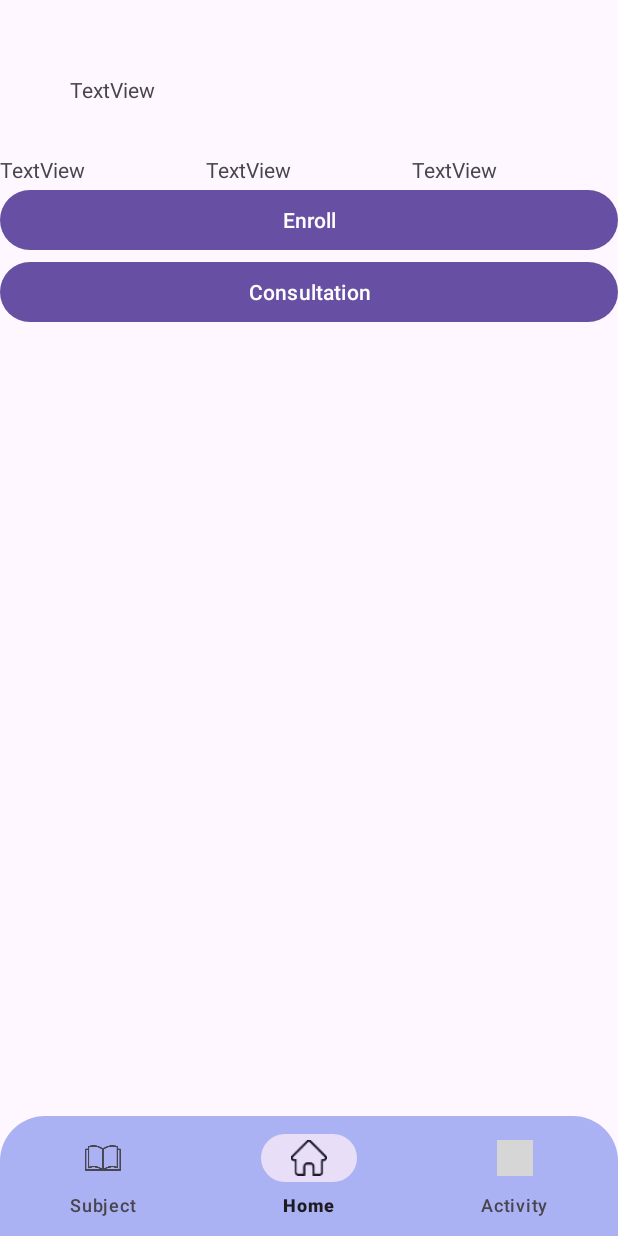
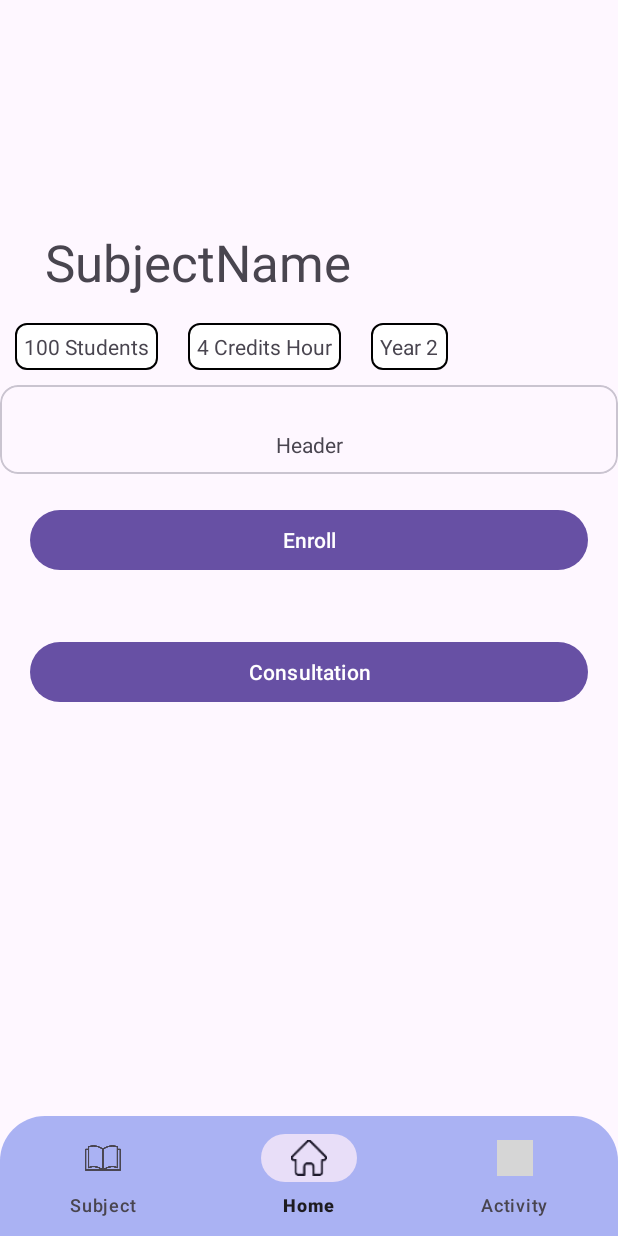
Before and after one commit to Chuanzz7/mobile_final, an Android app: the SubjectFragment screen opened through its navigation route, on a phone screen of 412 x 824 dp. Run offline under Robolectric (Android 15) with nearby library versions, the phone set to English and light mode, and no system bars; our stand-ins replace Room's generated code, navigation-ui; grey boxes are pictures that could not be loaded.

Commit message:
expandable recycle view

```diff
--- a/app/build.gradle.kts
+++ b/app/build.gradle.kts
@@ -58,6 +58,7 @@ dependencies {
     implementation(libs.androidx.room.runtime)
     implementation(libs.androidx.room.ktx)
     implementation(libs.glide)
+    implementation(libs.gson)
     ksp(libs.androidx.room.compiler)
     testImplementation(libs.junit)
     androidTestImplementation(libs.androidx.junit)
--- a/app/src/main/java/com/example/mobile_final/SubjectFragment.kt
+++ b/app/src/main/java/com/example/mobile_final/SubjectFragment.kt
@@ -1,32 +1,28 @@
 package com.example.mobile_final
 
 import android.os.Bundle
-import androidx.fragment.app.Fragment
 import android.view.LayoutInflater
 import android.view.View
 import android.view.ViewGroup
+import androidx.fragment.app.Fragment
+import androidx.lifecycle.ViewModelProvider
+import androidx.recyclerview.widget.LinearLayoutManager
+import com.example.mobile_final.database.AppDatabase
+import com.example.mobile_final.databinding.FragmentSubjectBinding
+import com.example.mobile_final.entity.SubjectDetails
+import com.example.mobile_final.viewModel.SubjectViewModel
+import com.example.mobile_final.viewModel.adapter.SubjectDetailsAdapter
+import com.example.mobile_final.viewModel.factory.SubjectViewModelFactory
 
-// TODO: Rename parameter arguments, choose names that match
-// the fragment initialization parameters, e.g. ARG_ITEM_NUMBER
-private const val ARG_PARAM1 = "param1"
-private const val ARG_PARAM2 = "param2"
 
-/**
- * A simple [Fragment] subclass.
- * Use the [SubjectFragment.newInstance] factory method to
- * create an instance of this fragment.
- */
 class SubjectFragment : Fragment() {
-    // TODO: Rename and change types of parameters
-    private var param1: String? = null
-    private var param2: String? = null
+    private lateinit var binding: FragmentSubjectBinding
+    private lateinit var subjectDetailsAdapter: SubjectDetailsAdapter
+    private lateinit var subjectViewModel: SubjectViewModel
 
     override fun onCreate(savedInstanceState: Bundle?) {
         super.onCreate(savedInstanceState)
-        arguments?.let {
-            param1 = it.getString(ARG_PARAM1)
-            param2 = it.getString(ARG_PARAM2)
-        }
+        setupViewModel()
     }
 
     override fun onCreateView(
@@ -34,26 +30,33 @@ class SubjectFragment : Fragment() {
         savedInstanceState: Bundle?
     ): View? {
         // Inflate the layout for this fragment
-        return inflater.inflate(R.layout.fragment_subject, container, false)
+        binding = FragmentSubjectBinding.inflate(inflater, container, false)
+        setupHomeRecyclerView()
+        subjectViewModel.findById(2)
+        return binding.root
     }
 
-    companion object {
-        /**
-         * Use this factory method to create a new instance of
-         * this fragment using the provided parameters.
-         *
-         * @param param1 Parameter 1.
-         * @param param2 Parameter 2.
-         * @return A new instance of fragment SubjectFragment.
-         */
-        // TODO: Rename and change types and number of parameters
-        @JvmStatic
-        fun newInstance(param1: String, param2: String) =
-            SubjectFragment().apply {
-                arguments = Bundle().apply {
-                    putString(ARG_PARAM1, param1)
-                    putString(ARG_PARAM2, param2)
-                }
-            }
+
+    private fun setupHomeRecyclerView() {
+        val list: List<SubjectDetails> = listOf(SubjectDetails(1, "test", false))
+
+        subjectDetailsAdapter = SubjectDetailsAdapter()
+        binding.recycleViewSubjectDetails.apply {
+            layoutManager = LinearLayoutManager(context)
+            adapter = subjectDetailsAdapter
+        }
+        activity?.let {
+            subjectDetailsAdapter.differ.submitList(list)
+//            subjectListViewModel.getAll()
+//                .observe(viewLifecycleOwner) { x ->
+//                    subjectListAdapter.differ.submitList(x)
+//                }
+        }
+    }
+
+    private fun setupViewModel() {
+        val dao = AppDatabase.getInstance(requireActivity()).subjectDao()
+        val factory = SubjectViewModelFactory(dao)
+        subjectViewModel = ViewModelProvider(this, factory)[SubjectViewModel::class.java]
     }
 }
--- a/app/src/main/java/com/example/mobile_final/dao/SubjectDao.kt
+++ b/app/src/main/java/com/example/mobile_final/dao/SubjectDao.kt
@@ -4,9 +4,13 @@ import androidx.lifecycle.LiveData
 import androidx.room.Dao
 import androidx.room.Query
 import com.example.mobile_final.entity.Subject
+import kotlinx.coroutines.flow.Flow
 
 @Dao
 interface SubjectDao {
     @Query("SELECT * FROM subject")
     fun getAll(): LiveData<List<Subject>>
+
+    @Query("SELECT * FROM subject WHERE id = :id")
+    fun findById(id: Int): Flow<Subject?>
 }
--- a/app/src/main/java/com/example/mobile_final/database/AppDatabase.kt
+++ b/app/src/main/java/com/example/mobile_final/database/AppDatabase.kt
@@ -4,16 +4,19 @@ import android.content.Context
 import androidx.room.Database
 import androidx.room.Room
 import androidx.room.RoomDatabase
+import androidx.room.TypeConverters
 import com.example.mobile_final.dao.ActivityDao
 import com.example.mobile_final.dao.SubjectDao
 import com.example.mobile_final.entity.Activity
 import com.example.mobile_final.entity.Subject
 import com.example.mobile_final.entity.User
+import com.example.mobile_final.entity.converter.SubjectConverter
 
 @Database(
     entities = [User::class, Activity::class, Subject::class],
     version = 1,
 )
+@TypeConverters(SubjectConverter::class)
 abstract class AppDatabase : RoomDatabase() {
     abstract fun activityDao(): ActivityDao
     abstract fun subjectDao(): SubjectDao
--- /dev/null
+++ b/app/src/main/java/com/example/mobile_final/entity/Assignment.kt
@@ -0,0 +1,4 @@
+package com.example.mobile_final.entity
+
+class Assignment {
+}
--- /dev/null
+++ b/app/src/main/java/com/example/mobile_final/entity/AssignmentTask.kt
@@ -0,0 +1,4 @@
+package com.example.mobile_final.entity
+
+class AssignmentTask {
+}
--- a/app/src/main/java/com/example/mobile_final/entity/Subject.kt
+++ b/app/src/main/java/com/example/mobile_final/entity/Subject.kt
@@ -1,6 +1,5 @@
 package com.example.mobile_final.entity
 
-import android.graphics.Picture
 import androidx.room.ColumnInfo
 import androidx.room.Entity
 import androidx.room.PrimaryKey
@@ -18,4 +17,6 @@ data class Subject(
     var lectureName: String,
     @ColumnInfo(name = "lecture_picture")
     var lecturePicture: String,
+    @ColumnInfo(name = "details")
+    var subjectDetails: SubjectDetails
 )
--- /dev/null
+++ b/app/src/main/java/com/example/mobile_final/entity/SubjectDetails.kt
@@ -0,0 +1,7 @@
+package com.example.mobile_final.entity
+
+data class SubjectDetails(
+    var id: Int,
+    var name: String = "",
+    var expand: Boolean = false
+)
--- /dev/null
+++ b/app/src/main/java/com/example/mobile_final/entity/converter/SubjectConverter.kt
@@ -0,0 +1,20 @@
+package com.example.mobile_final.entity.converter
+
+import androidx.room.TypeConverter
+import com.example.mobile_final.entity.SubjectDetails
+import com.google.gson.Gson
+import com.google.gson.reflect.TypeToken
+
+class SubjectConverter {
+    @TypeConverter
+    fun toSubjectDetails(details: String): SubjectDetails {
+        val type = object : TypeToken<SubjectDetails>() {}.type
+        return Gson().fromJson(details, type)
+    }
+
+    @TypeConverter
+    fun toSubjectDetailsJson(subjectDetails: SubjectDetails): String {
+        val type = object : TypeToken<SubjectDetails>() {}.type
+        return Gson().toJson(subjectDetails, type)
+    }
+}
--- /dev/null
+++ b/app/src/main/java/com/example/mobile_final/viewModel/SubjectViewModel.kt
@@ -0,0 +1,17 @@
+package com.example.mobile_final.viewModel
+
+import androidx.lifecycle.ViewModel
+import androidx.lifecycle.viewModelScope
+import com.example.mobile_final.dao.SubjectDao
+import kotlinx.coroutines.launch
+
+class SubjectViewModel(private val subjectDao: SubjectDao) : ViewModel() {
+
+    fun findById(id: Int) = viewModelScope.launch {
+        val data = subjectDao.findById(id).collect { x ->
+            if (x != null) {
+                println(x.subjectDetails)
+            }
+        }
+    }
+}
--- /dev/null
+++ b/app/src/main/java/com/example/mobile_final/viewModel/adapter/SubjectDetailsAdapter.kt
@@ -0,0 +1,69 @@
+package com.example.mobile_final.viewModel.adapter
+
+import android.view.LayoutInflater
+import android.view.View
+import android.view.ViewGroup
+import androidx.recyclerview.widget.AsyncListDiffer
+import androidx.recyclerview.widget.DiffUtil
+import androidx.recyclerview.widget.RecyclerView
+import com.example.mobile_final.databinding.ContainerSubjectDetailsContentBinding
+import com.example.mobile_final.entity.SubjectDetails
+
+class SubjectDetailsAdapter() :
+    RecyclerView.Adapter<SubjectDetailsAdapter.SubjectDetailsItemModel>() {
+
+    class SubjectDetailsItemModel(val itemBinding: ContainerSubjectDetailsContentBinding) :
+        RecyclerView.ViewHolder(itemBinding.root)
+
+    private val differCallback = object : DiffUtil.ItemCallback<SubjectDetails>() {
+        override fun areContentsTheSame(
+            oldItem: SubjectDetails,
+            newItem: SubjectDetails
+        ): Boolean {
+            return oldItem.id == newItem.id
+        }
+
+        override fun areItemsTheSame(
+            oldItem: SubjectDetails,
+            newItem: SubjectDetails
+        ): Boolean {
+            return oldItem == newItem
+        }
+
+    }
+
+    val differ = AsyncListDiffer(this, differCallback)
+    override fun onCreateViewHolder(
+        parent: ViewGroup,
+        viewType: Int
+    ): SubjectDetailsItemModel {
+        return SubjectDetailsItemModel(
+            ContainerSubjectDetailsContentBinding.inflate(
+                LayoutInflater.from(parent.context),
+                parent,
+                false
+            )
+        )
+    }
+
+    override fun getItemCount(): Int {
+        return differ.currentList.size
+    }
+
+    override fun onBindViewHolder(
+        holder: SubjectDetailsItemModel,
+        position: Int
+    ) {
+        with(differ.currentList[position]) {
+            holder.itemBinding.textContainerSubjectDetailsHeader.text = "Header"
+            holder.itemBinding.textContainerSubjectDetailsContent.text = "Content"
+            holder.itemBinding.expandedView.visibility =
+                if (this.expand) View.VISIBLE else View.GONE
+
+            holder.itemBinding.materialCardView.setOnClickListener() {
+                this.expand = !this.expand
+                notifyDataSetChanged()
+            }
+        }
+    }
+}
--- a/app/src/main/java/com/example/mobile_final/viewModel/adapter/SubjectListAdapter.kt
+++ b/app/src/main/java/com/example/mobile_final/viewModel/adapter/SubjectListAdapter.kt
@@ -42,8 +42,8 @@ class SubjectListAdapter : RecyclerView.Adapter<SubjectListAdapter.SubjectItemMo
 
     override fun onBindViewHolder(holder: SubjectItemModel, position: Int) {
         val thisItem = differ.currentList[position]
-        holder.itemBinding.txtSubjectName.text = thisItem.name
-        holder.itemBinding.txtSubjectDescription.text = thisItem.description
+        holder.itemBinding.txtSubjectListName.text = thisItem.name
+        holder.itemBinding.txtLectureName.text = thisItem.description
         holder.itemBinding.root.setOnClickListener {
             it.findNavController().navigate(R.id.action_subjectListFragment_to_subjectFragment)
         }
--- /dev/null
+++ b/app/src/main/java/com/example/mobile_final/viewModel/factory/SubjectViewModelFactory.kt
@@ -0,0 +1,15 @@
+package com.example.mobile_final.viewModel.factory
+
+import androidx.lifecycle.ViewModel
+import androidx.lifecycle.ViewModelProvider
+import com.example.mobile_final.dao.SubjectDao
+import com.example.mobile_final.viewModel.SubjectViewModel
+
+class SubjectViewModelFactory(private val dao: SubjectDao) : ViewModelProvider.Factory {
+    override fun <T : ViewModel> create(modelClass: Class<T>): T {
+        if (modelClass.isAssignableFrom(SubjectViewModel::class.java)) {
+            return SubjectViewModel(dao) as T
+        }
+        throw IllegalArgumentException("Unknown View Model Class")
+    }
+}
--- /dev/null
+++ b/app/src/main/res/layout/container_subject_details_content.xml
@@ -0,0 +1,40 @@
+<?xml version="1.0" encoding="utf-8"?>
+<com.google.android.material.card.MaterialCardView xmlns:android="http://schemas.android.com/apk/res/android"
+    xmlns:app="http://schemas.android.com/apk/res-auto"
+    android:id="@+id/material_card_view"
+    android:layout_width="match_parent"
+    android:layout_height="wrap_content">
+
+    <androidx.constraintlayout.widget.ConstraintLayout
+        android:layout_width="match_parent"
+        android:layout_height="wrap_content"
+        android:padding="10dp">
+
+        <TextView
+            android:id="@+id/text_container_subject_details_header"
+            android:layout_width="wrap_content"
+            android:layout_height="wrap_content"
+            android:layout_margin="20dp"
+            android:text="@string/header"
+            app:layout_constraintEnd_toEndOf="parent"
+            app:layout_constraintStart_toStartOf="parent"
+            app:layout_constraintTop_toTopOf="parent" />
+
+        <RelativeLayout
+            android:id="@+id/expanded_view"
+            android:layout_width="match_parent"
+            android:layout_height="wrap_content"
+            app:layout_constraintLeft_toLeftOf="parent"
+            app:layout_constraintRight_toRightOf="parent"
+            app:layout_constraintTop_toBottomOf="@id/text_container_subject_details_header">
+
+            <TextView
+                android:id="@+id/text_container_subject_details_content"
+                android:layout_width="match_parent"
+                android:layout_height="wrap_content"
+                android:layout_margin="10dp"
+                android:text="@string/content" />
+        </RelativeLayout>
+    </androidx.constraintlayout.widget.ConstraintLayout>
+
+</com.google.android.material.card.MaterialCardView>
--- a/app/src/main/res/layout/fragment_subject.xml
+++ b/app/src/main/res/layout/fragment_subject.xml
@@ -1,5 +1,5 @@
 <?xml version="1.0" encoding="utf-8"?>
-<ScrollView xmlns:android="http://schemas.android.com/apk/res/android"
+<androidx.core.widget.NestedScrollView xmlns:android="http://schemas.android.com/apk/res/android"
     xmlns:app="http://schemas.android.com/apk/res-auto"
     xmlns:tools="http://schemas.android.com/tools"
     android:layout_width="match_parent"
@@ -10,15 +10,22 @@
     <LinearLayout
         android:layout_width="match_parent"
         android:layout_height="wrap_content"
-        android:gravity="center"
         android:orientation="vertical"
-        android:paddingTop="50dp">
+        android:paddingTop="20dp">
+
+        <ImageView
+            android:id="@+id/imageView2"
+            android:layout_width="match_parent"
+            android:layout_height="132dp"
+            tools:src="@tools:sample/backgrounds/scenic" />
 
         <TextView
             android:id="@+id/txt_subject_name"
-            android:layout_width="318dp"
+            android:layout_width="match_parent"
             android:layout_height="53dp"
-            android:text="TextView" />
+            android:paddingLeft="30dp"
+            android:text="SubjectName"
+            android:textAppearance="@style/TextAppearance.AppCompat.Display1" />
 
         <LinearLayout
             android:layout_width="match_parent"
@@ -29,26 +36,37 @@
                 android:id="@+id/txtNumberOfStudent"
                 android:layout_width="wrap_content"
                 android:layout_height="wrap_content"
-                android:layout_weight="1"
-                android:text="TextView" />
+                android:layout_margin="10dp"
+                android:background="@drawable/rounded_border"
+                android:gravity="center"
+                android:padding="6dp"
+                android:text="100 Students" />
 
             <TextView
                 android:id="@+id/txtCreditHour"
                 android:layout_width="wrap_content"
                 android:layout_height="wrap_content"
-                android:layout_weight="1"
-                android:text="TextView" />
+                android:layout_margin="10dp"
+                android:background="@drawable/rounded_border"
+                android:gravity="center"
+                android:padding="6dp"
+                android:text="4 Credits Hour" />
 
             <TextView
                 android:id="@+id/txtYear"
                 android:layout_width="wrap_content"
                 android:layout_height="wrap_content"
-                android:layout_weight="1"
-                android:text="TextView" />
+                android:layout_margin="10dp"
+                android:background="@drawable/rounded_border"
+                android:gravity="center"
+                android:padding="6dp"
+                android:text="Year 2" />
 
         </LinearLayout>
 
-        <ListView
+
+        <androidx.recyclerview.widget.RecyclerView
+            android:id="@+id/recycleViewSubjectDetails"
             android:layout_width="match_parent"
             android:layout_height="match_parent" />
 
@@ -56,13 +74,15 @@
             android:id="@+id/btn_enroll"
             android:layout_width="match_parent"
             android:layout_height="wrap_content"
+            android:layout_margin="20dp"
             android:text="Enroll" />
 
         <Button
             android:id="@+id/button5"
             android:layout_width="match_parent"
             android:layout_height="wrap_content"
+            android:layout_margin="20dp"
             android:text="Consultation" />
 
     </LinearLayout>
-</ScrollView>
+</androidx.core.widget.NestedScrollView>
--- a/app/src/main/res/values/strings.xml
+++ b/app/src/main/res/values/strings.xml
@@ -5,4 +5,6 @@
     <string name="bottom_nav_activity">Activity</string>
     <string name="bottom_nav_subject">Subject</string>
     <string name="bottom_nav_home">Home</string>
+    <string name="header">Header</string>
+    <string name="content">Content</string>
 </resources>
--- a/gradle/libs.versions.toml
+++ b/gradle/libs.versions.toml
@@ -15,6 +15,7 @@ navigationFragmentKtx = "2.7.7"
 navigationUiKtx = "2.7.7"
 awsCore = "2.20.0"
 glide = "5.0.0-rc01"
+gson = "2.11.0"
 
 [libraries]
 androidx-core-ktx = { group = "androidx.core", name = "core-ktx", version.ref = "coreKtx" }
@@ -34,6 +35,7 @@ androidx-lifecycle-runtime-ktx = { group = "androidx.lifecycle", name = "lifecyc
 androidx-navigation-fragment = { group = "androidx.navigation", name = "navigation-fragment", version.ref = "navigationFragment" }
 aws-core = { group = "com.amplifyframework", name = "aws-core", version.ref = "awsCore" }
 glide = { group = "com.github.bumptech.glide", name = "glide", version.ref = "glide" }
+gson = { group = "com.google.code.gson", name = "gson", version.ref = "gson" }
 
 
 [plugins]
```
